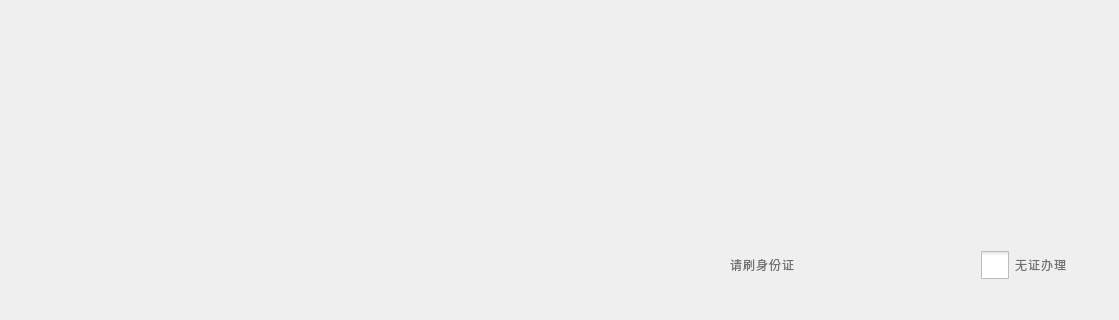
Before: the Qt Designer form SSCard_System/uc_readidcard.ui in leithergit/SSCard_System, drawn with Qt 5; both pictures show x 0 to 1119 and y 282 to 602 of the 1119 by 602 pixel window.
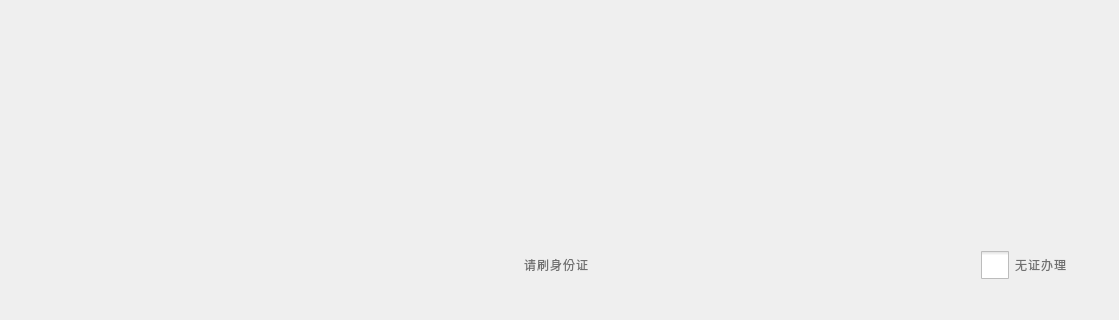
After: the same form once the commit is applied.

```diff
--- a/SSCard_System/uc_readidcard.ui
+++ b/SSCard_System/uc_readidcard.ui
@@ -149,6 +149,22 @@
          </property>
         </spacer>
        </item>
+       <item>
+        <spacer name="horizontalSpacer_7">
+         <property name="orientation">
+          <enum>Qt::Horizontal</enum>
+         </property>
+         <property name="sizeType">
+          <enum>QSizePolicy::Fixed</enum>
+         </property>
+         <property name="sizeHint" stdset="0">
+          <size>
+           <width>206</width>
+           <height>20</height>
+          </size>
+         </property>
+        </spacer>
+       </item>
        <item>
         <widget class="QCheckBox" name="checkBox_WithoutIDCard">
          <property name="styleSheet">
```
